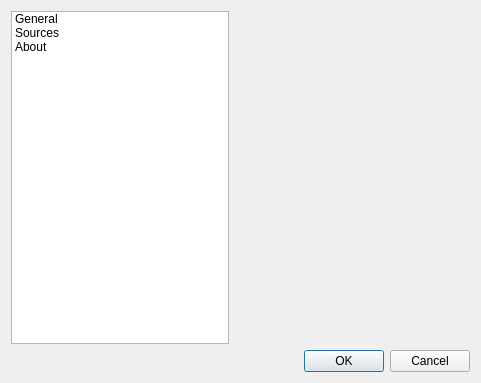
The window that src/settings.ui (NexusTools/CoinMiningStats) describes before a commit, drawn with Qt 5.
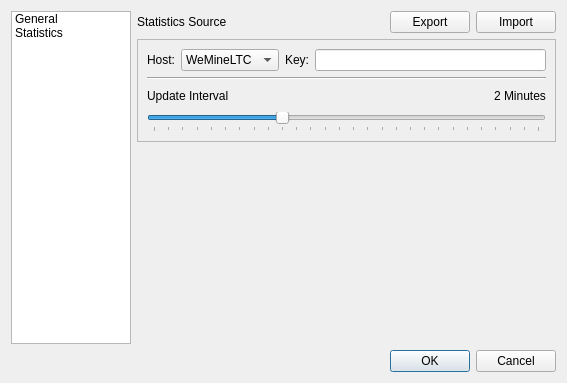
The same window after the commit. The open tabs and pages were chosen to show the change.

Commit message: Began restructuring settings page

Diff of the .ui file:
```diff
--- a/src/settings.ui
+++ b/src/settings.ui
@@ -6,7 +6,7 @@
    <rect>
     <x>0</x>
     <y>0</y>
-    <width>481</width>
+    <width>567</width>
     <height>383</height>
    </rect>
   </property>
@@ -18,6 +18,18 @@
     <layout class="QHBoxLayout" name="horizontalLayout_2">
      <item>
       <widget class="QListWidget" name="listWidget">
+       <property name="sizePolicy">
+        <sizepolicy hsizetype="Fixed" vsizetype="Expanding">
+         <horstretch>0</horstretch>
+         <verstretch>0</verstretch>
+        </sizepolicy>
+       </property>
+       <property name="maximumSize">
+        <size>
+         <width>120</width>
+         <height>16777215</height>
+        </size>
+       </property>
        <item>
         <property name="text">
          <string>General</string>
@@ -25,12 +37,7 @@
        </item>
        <item>
         <property name="text">
-         <string>Sources</string>
-        </property>
-       </item>
-       <item>
-        <property name="text">
-         <string>About</string>
+         <string>Statistics</string>
         </property>
        </item>
       </widget>
@@ -117,7 +124,206 @@
          </item>
         </layout>
        </widget>
-       <widget class="QWidget" name="page_2"/>
+       <widget class="QWidget" name="page_2">
+        <layout class="QVBoxLayout" name="verticalLayout_4">
+         <property name="leftMargin">
+          <number>0</number>
+         </property>
+         <property name="topMargin">
+          <number>0</number>
+         </property>
+         <property name="rightMargin">
+          <number>0</number>
+         </property>
+         <property name="bottomMargin">
+          <number>0</number>
+         </property>
+         <item>
+          <layout class="QHBoxLayout" name="horizontalLayout_3">
+           <item>
+            <widget class="QLabel" name="label_4">
+             <property name="text">
+              <string>Statistics Source</string>
+             </property>
+            </widget>
+           </item>
+           <item>
+            <widget class="QPushButton" name="pushButton">
+             <property name="sizePolicy">
+              <sizepolicy hsizetype="Fixed" vsizetype="Fixed">
+               <horstretch>0</horstretch>
+               <verstretch>0</verstretch>
+              </sizepolicy>
+             </property>
+             <property name="text">
+              <string>Export</string>
+             </property>
+            </widget>
+           </item>
+           <item>
+            <widget class="QPushButton" name="pushButton_2">
+             <property name="sizePolicy">
+              <sizepolicy hsizetype="Fixed" vsizetype="Fixed">
+               <horstretch>0</horstretch>
+               <verstretch>0</verstretch>
+              </sizepolicy>
+             </property>
+             <property name="text">
+              <string>Import</string>
+             </property>
+            </widget>
+           </item>
+          </layout>
+         </item>
+         <item>
+          <widget class="QFrame" name="frame">
+           <property name="frameShape">
+            <enum>QFrame::StyledPanel</enum>
+           </property>
+           <property name="frameShadow">
+            <enum>QFrame::Raised</enum>
+           </property>
+           <layout class="QVBoxLayout" name="verticalLayout_3">
+            <item>
+             <layout class="QHBoxLayout" name="horizontalLayout_5">
+              <item>
+               <widget class="QLabel" name="label_2">
+                <property name="text">
+                 <string>Host:</string>
+                </property>
+               </widget>
+              </item>
+              <item>
+               <widget class="QComboBox" name="host">
+                <property name="sizePolicy">
+                 <sizepolicy hsizetype="Fixed" vsizetype="Fixed">
+                  <horstretch>0</horstretch>
+                  <verstretch>0</verstretch>
+                 </sizepolicy>
+                </property>
+                <property name="minimumSize">
+                 <size>
+                  <width>0</width>
+                  <height>0</height>
+                 </size>
+                </property>
+                <item>
+                 <property name="text">
+                  <string>WeMineLTC</string>
+                 </property>
+                </item>
+                <item>
+                 <property name="text">
+                  <string>Slush's Pool</string>
+                 </property>
+                </item>
+                <item>
+                 <property name="text">
+                  <string extracomment="Set a custom pool URL.">Custom</string>
+                 </property>
+                </item>
+               </widget>
+              </item>
+              <item>
+               <widget class="QLabel" name="label_5">
+                <property name="text">
+                 <string>Key:</string>
+                </property>
+               </widget>
+              </item>
+              <item>
+               <widget class="QLineEdit" name="key">
+                <property name="sizePolicy">
+                 <sizepolicy hsizetype="Expanding" vsizetype="Fixed">
+                  <horstretch>0</horstretch>
+                  <verstretch>0</verstretch>
+                 </sizepolicy>
+                </property>
+                <property name="minimumSize">
+                 <size>
+                  <width>0</width>
+                  <height>0</height>
+                 </size>
+                </property>
+               </widget>
+              </item>
+             </layout>
+            </item>
+            <item>
+             <widget class="Line" name="line_2">
+              <property name="orientation">
+               <enum>Qt::Horizontal</enum>
+              </property>
+             </widget>
+            </item>
+            <item>
+             <layout class="QHBoxLayout" name="horizontalLayout_4">
+              <item>
+               <widget class="QLabel" name="label_7">
+                <property name="text">
+                 <string>Update Interval</string>
+                </property>
+               </widget>
+              </item>
+              <item>
+               <spacer name="horizontalSpacer_2">
+                <property name="orientation">
+                 <enum>Qt::Horizontal</enum>
+                </property>
+                <property name="sizeHint" stdset="0">
+                 <size>
+                  <width>40</width>
+                  <height>20</height>
+                 </size>
+                </property>
+               </spacer>
+              </item>
+              <item>
+               <widget class="QLabel" name="label_8">
+                <property name="text">
+                 <string>2 Minutes</string>
+                </property>
+               </widget>
+              </item>
+             </layout>
+            </item>
+            <item>
+             <widget class="QSlider" name="horizontalSlider_2">
+              <property name="minimum">
+               <number>30</number>
+              </property>
+              <property name="maximum">
+               <number>300</number>
+              </property>
+              <property name="value">
+               <number>120</number>
+              </property>
+              <property name="orientation">
+               <enum>Qt::Horizontal</enum>
+              </property>
+              <property name="tickPosition">
+               <enum>QSlider::TicksBelow</enum>
+              </property>
+             </widget>
+            </item>
+           </layout>
+          </widget>
+         </item>
+         <item>
+          <spacer name="verticalSpacer_2">
+           <property name="orientation">
+            <enum>Qt::Vertical</enum>
+           </property>
+           <property name="sizeHint" stdset="0">
+            <size>
+             <width>20</width>
+             <height>123</height>
+            </size>
+           </property>
+          </spacer>
+         </item>
+        </layout>
+       </widget>
       </widget>
      </item>
     </layout>
```
Left out of the diff: 42 changed lines with no effect on the pictures.
